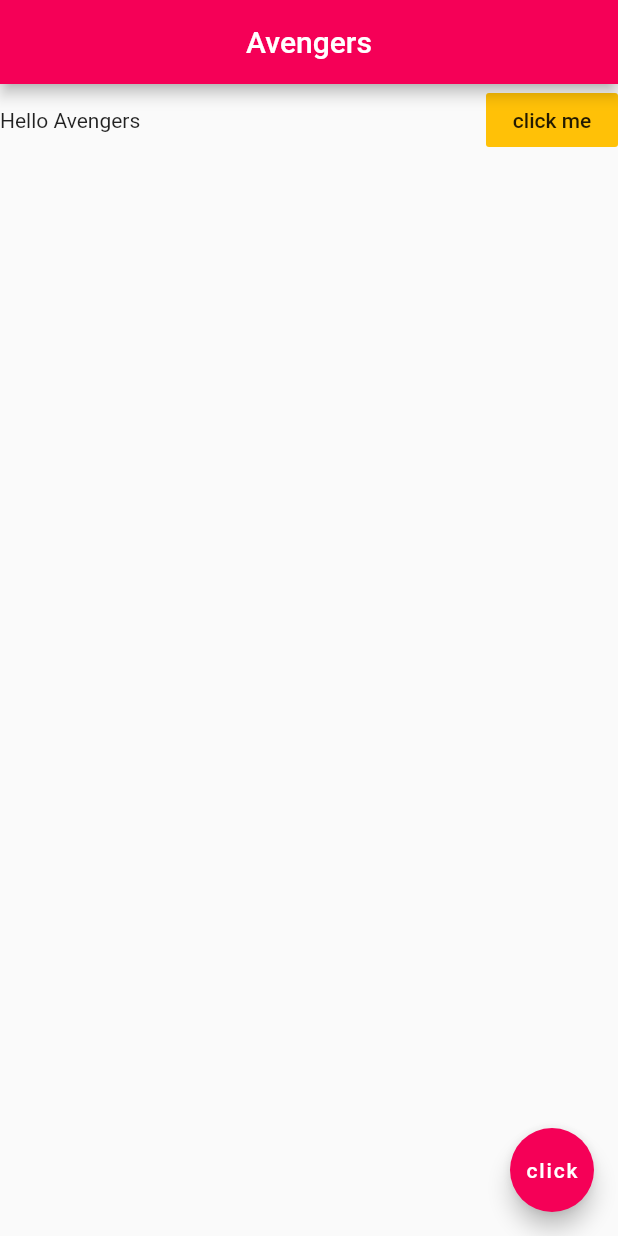
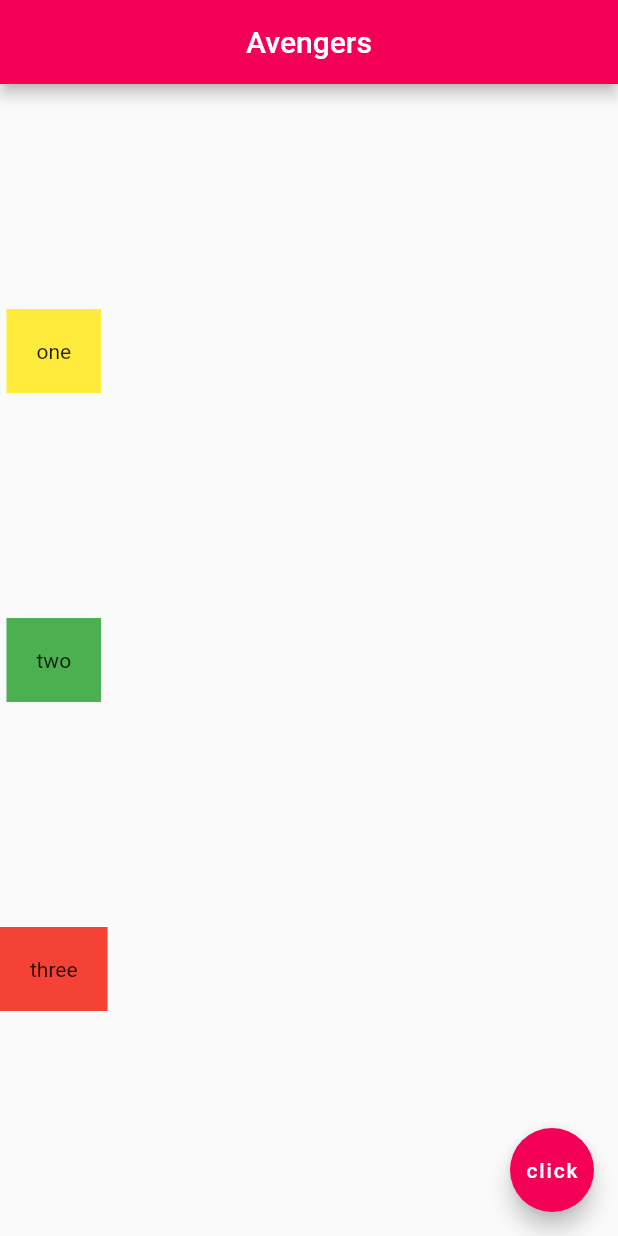
Before and after one commit to kharioki/Intro_to_flutter, a Flutter app: the screen it shows after launch, on a phone screen of 412 x 824 dp. Run offline on Flutter 3.47's test engine with Material 2 defaults, Android fonts, the phone set to English and light mode, and no system bars.

Commit message:
column implementation

```diff
--- a/lib/main.dart
+++ b/lib/main.dart
@@ -15,14 +15,23 @@ class Home extends StatelessWidget {
         centerTitle: true,
         backgroundColor: Colors.pinkAccent[400],
       ),
-      body: Row(
-        mainAxisAlignment: MainAxisAlignment.spaceBetween,
+      body: Column(
+        mainAxisAlignment: MainAxisAlignment.spaceEvenly,
         children: <Widget>[
-          Text('Hello Avengers'),
-          FlatButton(
-            onPressed: () {},
-            color: Colors.amber,
-            child: Text('click me'),
+          Container(
+            padding: EdgeInsets.all(20.0),
+            color: Colors.yellow,
+            child: Text('one'),
+          ),
+          Container(
+            padding: EdgeInsets.all(20.0),
+            color: Colors.green,
+            child: Text('two'),
+          ),
+          Container(
+            padding: EdgeInsets.all(20.0),
+            color: Colors.red,
+            child: Text('three'),
           ),
         ],
       ),
```
